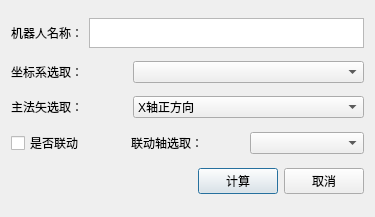
Above: include/addRobotSpace.ui from offline-programming-software/offline-programming before the change. Below: the same form after it.
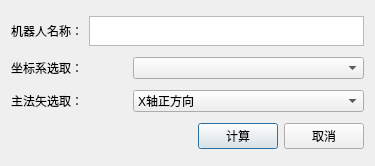
That is the form after the change.

What changed in the file:
```diff
--- a/include/addRobotSpace.ui
+++ b/include/addRobotSpace.ui
@@ -7,7 +7,7 @@
     <x>0</x>
     <y>0</y>
     <width>375</width>
-    <height>217</height>
+    <height>166</height>
    </rect>
   </property>
   <property name="windowTitle">
@@ -101,27 +101,6 @@
     </layout>
    </item>
    <item row="3" column="0">
-    <layout class="QHBoxLayout" name="horizontalLayout_5">
-     <item>
-      <widget class="QCheckBox" name="checkBox">
-       <property name="text">
-        <string>是否联动</string>
-       </property>
-      </widget>
-     </item>
-     <item>
-      <widget class="QLabel" name="label_4">
-       <property name="text">
-        <string>联动轴选取：</string>
-       </property>
-      </widget>
-     </item>
-     <item>
-      <widget class="QComboBox" name="comboBox_3"/>
-     </item>
-    </layout>
-   </item>
-   <item row="4" column="0">
     <layout class="QHBoxLayout" name="horizontalLayout_4">
      <item>
       <spacer name="horizontalSpacer">
```
Left out of the diff: 82 changed lines with no effect on the pictures.
